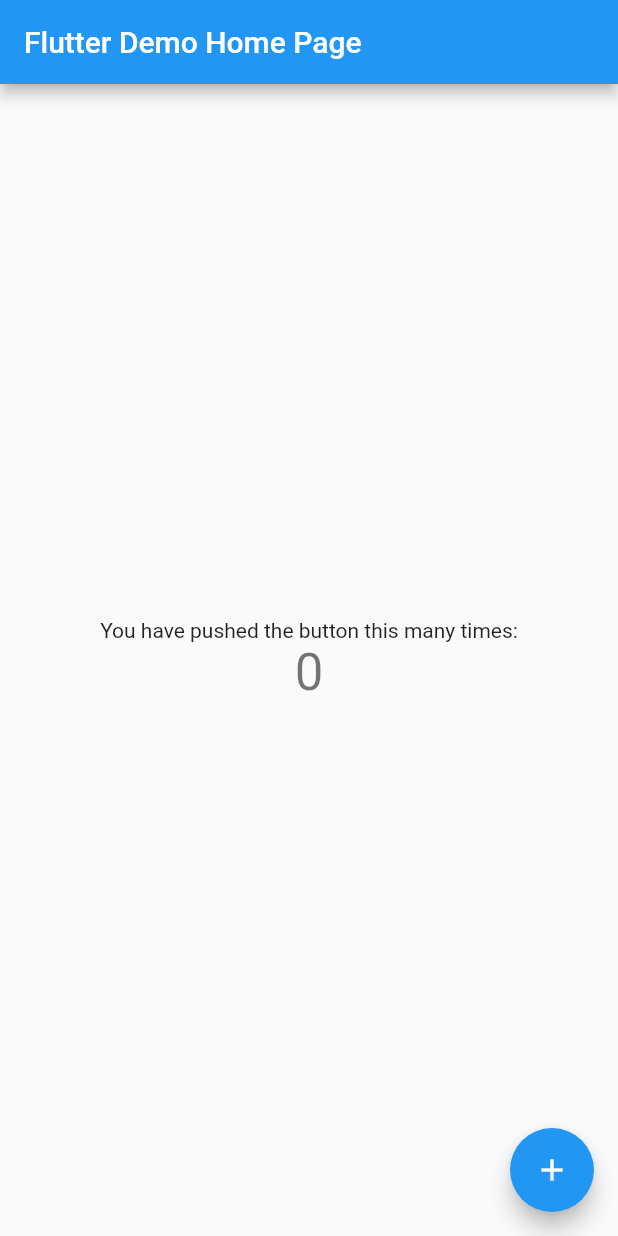
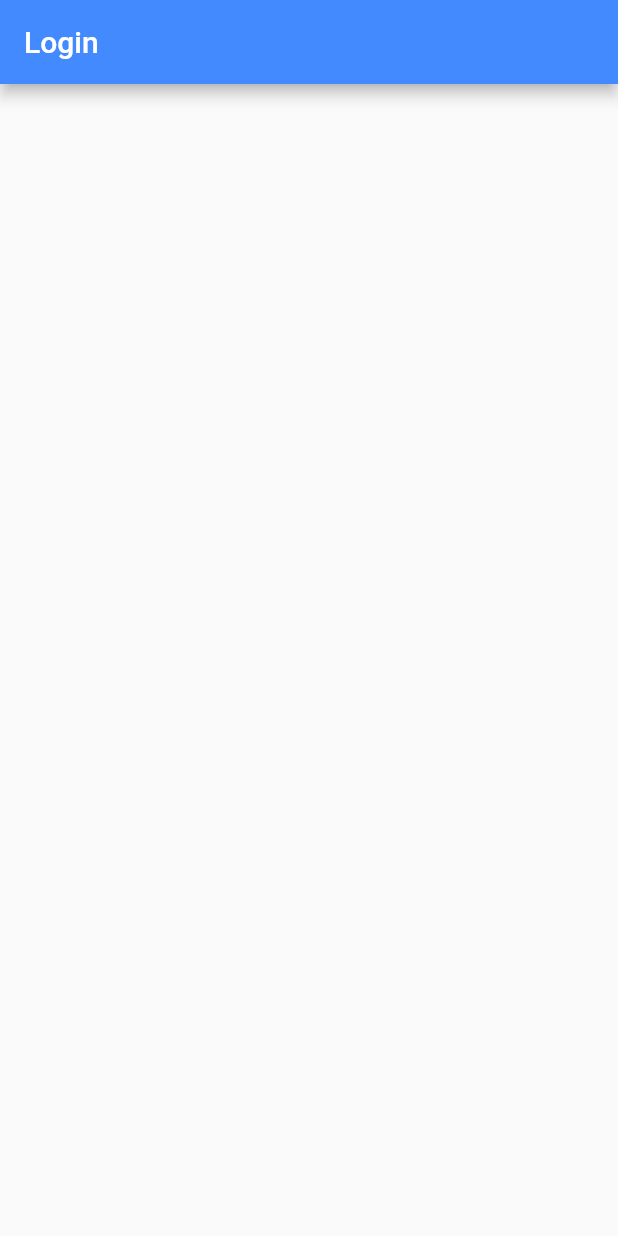
Before and after one commit to ArmardB/Simple-Login-Form, a Flutter app: the screen it shows after launch, on a phone screen of 412 x 824 dp. Run offline on Flutter 3.47's test engine with Material 2 defaults, Android fonts, the phone set to English and light mode, and no system bars.

Commit message:
Added image asset and scaffold boilerplate

```diff
--- a/lib/main.dart
+++ b/lib/main.dart
@@ -1,109 +1,9 @@
 import 'package:flutter/material.dart';
+import 'ui/Login.dart';
 
-void main() => runApp(new MyApp());
-
-class MyApp extends StatelessWidget {
-  // This widget is the root of your application.
-  @override
-  Widget build(BuildContext context) {
-    return new MaterialApp(
-      title: 'Flutter Demo',
-      theme: new ThemeData(
-        // This is the theme of your application.
-        //
-        // Try running your application with "flutter run". You'll see the
-        // application has a blue toolbar. Then, without quitting the app, try
-        // changing the primarySwatch below to Colors.green and then invoke
-        // "hot reload" (press "r" in the console where you ran "flutter run",
-        // or press Run > Flutter Hot Reload in IntelliJ). Notice that the
-        // counter didn't reset back to zero; the application is not restarted.
-        primarySwatch: Colors.blue,
-      ),
-      home: new MyHomePage(title: 'Flutter Demo Home Page'),
-    );
-  }
+void main() {
+  runApp(new MaterialApp(
+    title: "Login App",
+    home: new Login(),
+  ));
 }
-
-class MyHomePage extends StatefulWidget {
-  MyHomePage({Key key, this.title}) : super(key: key);
-
-  // This widget is the home page of your application. It is stateful, meaning
-  // that it has a State object (defined below) that contains fields that affect
-  // how it looks.
-
-  // This class is the configuration for the state. It holds the values (in this
-  // case the title) provided by the parent (in this case the App widget) and
-  // used by the build method of the State. Fields in a Widget subclass are
-  // always marked "final".
-
-  final String title;
-
-  @override
-  _MyHomePageState createState() => new _MyHomePageState();
-}
-
-class _MyHomePageState extends State<MyHomePage> {
-  int _counter = 0;
-
-  void _incrementCounter() {
-    setState(() {
-      // This call to setState tells the Flutter framework that something has
-      // changed in this State, which causes it to rerun the build method below
-      // so that the display can reflect the updated values. If we changed
-      // _counter without calling setState(), then the build method would not be
-      // called again, and so nothing would appear to happen.
-      _counter++;
-    });
-  }
-
-  @override
-  Widget build(BuildContext context) {
-    // This method is rerun every time setState is called, for instance as done
-    // by the _incrementCounter method above.
-    //
-    // The Flutter framework has been optimized to make rerunning build methods
-    // fast, so that you can just rebuild anything that needs updating rather
-    // than having to individually change instances of widgets.
-    return new Scaffold(
-      appBar: new AppBar(
-        // Here we take the value from the MyHomePage object that was created by
-        // the App.build method, and use it to set our appbar title.
-        title: new Text(widget.title),
-      ),
-      body: new Center(
-        // Center is a layout widget. It takes a single child and positions it
-        // in the middle of the parent.
-        child: new Column(
-          // Column is also layout widget. It takes a list of children and
-          // arranges them vertically. By default, it sizes itself to fit its
-          // children horizontally, and tries to be as tall as its parent.
-          //
-          // Invoke "debug paint" (press "p" in the console where you ran
-          // "flutter run", or select "Toggle Debug Paint" from the Flutter tool
-          // window in IntelliJ) to see the wireframe for each widget.
-          //
-          // Column has various properties to control how it sizes itself and
-          // how it positions its children. Here we use mainAxisAlignment to
-          // center the children vertically; the main axis here is the vertical
-          // axis because Columns are vertical (the cross axis would be
-          // horizontal).
-          mainAxisAlignment: MainAxisAlignment.center,
-          children: <Widget>[
-            new Text(
-              'You have pushed the button this many times:',
-            ),
-            new Text(
-              '$_counter',
-              style: Theme.of(context).textTheme.display1,
-            ),
-          ],
-        ),
-      ),
-      floatingActionButton: new FloatingActionButton(
-        onPressed: _incrementCounter,
-        tooltip: 'Increment',
-        child: new Icon(Icons.add),
-      ), // This trailing comma makes auto-formatting nicer for build methods.
-    );
-  }
-}
--- /dev/null
+++ b/lib/ui/Login.dart
@@ -0,0 +1,23 @@
+import 'package:flutter/material.dart';
+
+class Login extends StatefulWidget {
+
+
+  @override
+  State<StatefulWidget> createState() {
+    return new LoginState ();
+  }
+
+}
+
+class LoginState extends State<Login>{
+  @override
+  Widget build(BuildContext context) {
+    return new Scaffold(
+      appBar: new AppBar(
+        title: new Text("Login"),
+        backgroundColor: Colors.blueAccent,
+      ),
+    );
+  }
+}
--- a/pubspec.yaml
+++ b/pubspec.yaml
@@ -37,8 +37,8 @@ flutter:
   uses-material-design: true
 
   # To add assets to your application, add an assets section, like this:
-  # assets:
-  #  - images/a_dot_burr.jpeg
+  assets:
+      - images/face.png
   #  - images/a_dot_ham.jpeg
 
   # An image asset can refer to one or more resolution-specific "variants", see
```
Also changed, not shown: images/face.png (added), 2 other files.
